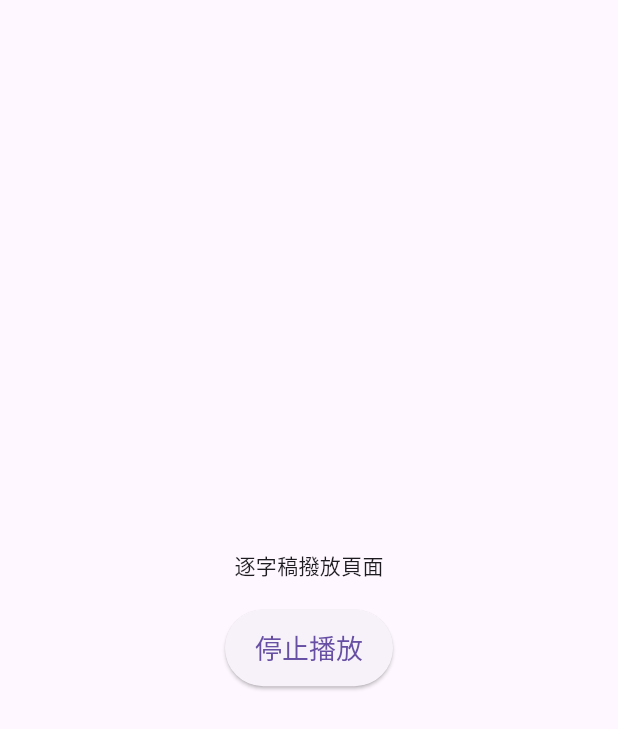
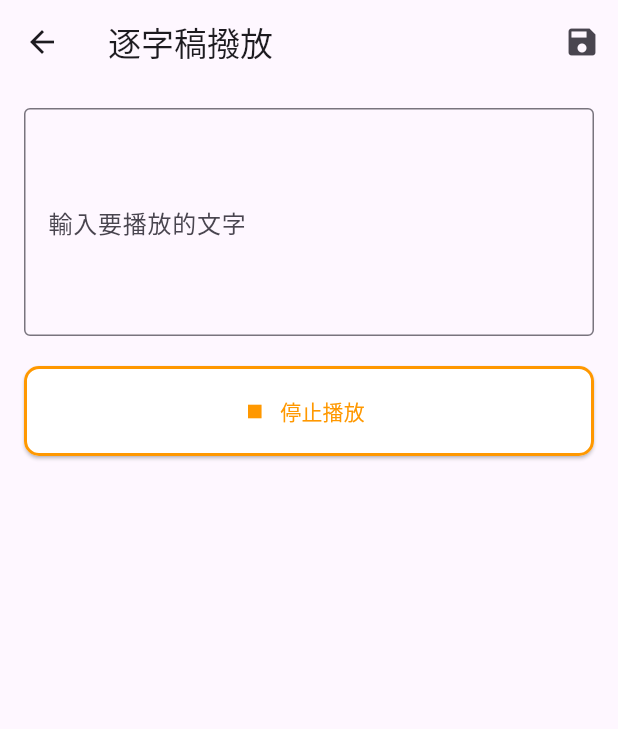
Before and after one commit to ianian4302/ezTalk_App, a Flutter app: the LecturePlayingPage screen opened by its route, after a tap on "開始播放", on a phone screen of 412 x 824 dp. Shown: the top 729 px of the screen. Run offline on Flutter 3.47's test engine with Material 3 defaults, Android fonts, the phone set to English and light mode, and no system bars; our stand-ins replace flutter_tts, permission_handler, shared_preferences; accounts and stored records are empty; statements that could not run were skipped.

Commit message:
Refactor lecture_playing_page.dart for improved code readability and maintainability

```diff
--- a/lib/page/translate/lecture_playing_page.dart
+++ b/lib/page/translate/lecture_playing_page.dart
@@ -1,5 +1,6 @@
 import 'package:flutter/material.dart';
-import 'package:eztalk/utilities/Ttf_player.dart';
+import 'package:shared_preferences/shared_preferences.dart';
+import 'package:eztalk/utilities/tts_player.dart';
 
 class LecturePlayingPage extends StatefulWidget {
   const LecturePlayingPage({Key? key}) : super(key: key);
@@ -10,32 +11,93 @@ class LecturePlayingPage extends StatefulWidget {
 
 class _LecturePlayingPageState extends State<LecturePlayingPage> {
   bool _isPlaying = false;
+  final TextEditingController _textController = TextEditingController();
 
   @override
   void initState() {
     super.initState();
-    TtfPlayer.initFlutterTts();
+    TtsPlayer.initFlutterTts();
+    _loadSavedText();
+  }
+
+  @override
+  void dispose() {
+    _textController.dispose();
+    super.dispose();
+  }
+
+  Future<void> _loadSavedText() async {
+    final prefs = await SharedPreferences.getInstance();
+    final savedText = prefs.getString('saved_lecture_text') ?? '';
+    if (mounted) {
+      setState(() {
+        _textController.text = savedText;
+      });
+    }
+  }
+
+  Future<void> _saveText() async {
+    final prefs = await SharedPreferences.getInstance();
+    await prefs.setString('saved_lecture_text', _textController.text);
+    if (mounted) {
+      ScaffoldMessenger.of(context).showSnackBar(
+        const SnackBar(content: Text('文本已保存')),
+      );
+    }
   }
 
   @override
   Widget build(BuildContext context) {
     return Scaffold(
-      body: Center(
+      appBar: AppBar(
+        title: const Text('逐字稿撥放'),
+        actions: [
+          IconButton(
+            icon: const Icon(Icons.save),
+            onPressed: _saveText,
+          ),
+        ],
+      ),
+      body: Padding(
+        padding: const EdgeInsets.all(16.0),
         child: Column(
-          mainAxisAlignment: MainAxisAlignment.center,
+          crossAxisAlignment: CrossAxisAlignment.start,
           children: [
-            const Text('逐字稿撥放頁面'),
+            TextField(
+              controller: _textController,
+              decoration: const InputDecoration(
+                labelText: '輸入要播放的文字',
+                border: OutlineInputBorder(),
+              ),
+              maxLines: 5,
+            ),
             const SizedBox(height: 20),
-            ElevatedButton(
-              onPressed: _togglePlay,
-              child: Text(_isPlaying ? '停止播放' : '開始播放'),
-              style: ElevatedButton.styleFrom(
-                padding: const EdgeInsets.symmetric(horizontal: 20, vertical: 12),
-                textStyle: const TextStyle(fontSize: 18),
-              ),
-            ),
+            _buildPlayButton(),
           ],
         ),
+      ),
+    );
+  }
+
+  Widget _buildPlayButton() {
+    return SizedBox(
+      width: double.infinity,
+      height: 60,
+      child: ElevatedButton.icon(
+        icon: Icon(_isPlaying ? Icons.stop : Icons.play_arrow),
+        label: Text(_isPlaying ? '停止播放' : '開始播放'),
+        style: ElevatedButton.styleFrom(
+          foregroundColor: _isPlaying ? Colors.orange : Colors.green,
+          backgroundColor: Colors.white,
+          shape: RoundedRectangleBorder(
+            borderRadius: BorderRadius.circular(10),
+            side: BorderSide(
+              color: _isPlaying ? Colors.orange : Colors.green,
+              width: 2,
+            ),
+          ),
+        ),
+        onPressed: _togglePlay,
       ),
     );
   }
@@ -45,9 +107,14 @@ class _LecturePlayingPageState extends State<LecturePlayingPage> {
       _isPlaying = !_isPlaying;
     });
     if (_isPlaying) {
-      TtfPlayer.speak("Hello, world! 你好，世界！");
+      TtsPlayer.speak(_textController.text, onComplete: () {
+        setState(() {
+          _isPlaying = false;
+        });
+        print('playback completed');
+      });
     } else {
-      TtfPlayer.stop();
+      TtsPlayer.stop();
     }
   }
 }
```
Also changed, not shown: lib/page/translate/series_connecting_page.dart (+30 -33 lines).
